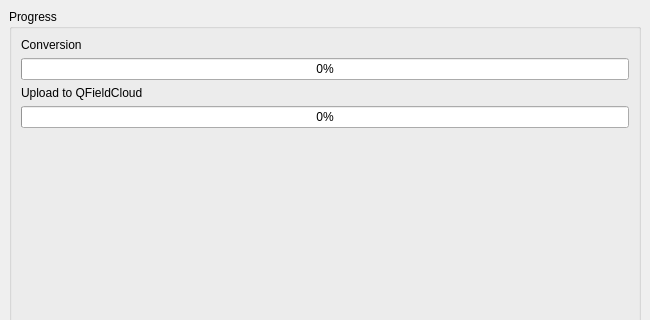
The window that wimsintegrate/ui/cloud_create_project_widget.ui (katxeus/wims) describes before a commit, drawn with Qt 5; both pictures show x 0 to 650 and y 0 to 320 of the 650 by 548 pixel window.
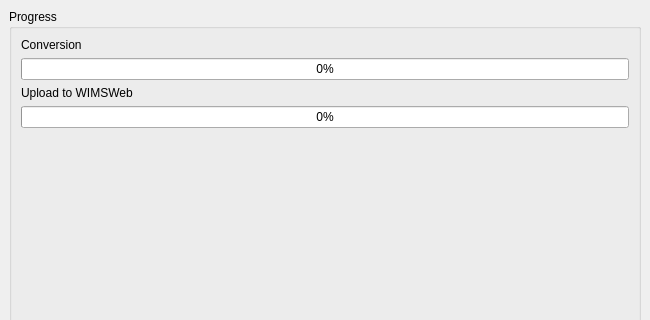
The same window after the commit. The open tabs and pages were chosen to show the change. Icons and pictures are not drawn.

```diff
--- a/wimsintegrate/ui/cloud_create_project_widget.ui
+++ b/wimsintegrate/ui/cloud_create_project_widget.ui
@@ -410,7 +410,7 @@
           <item>
            <widget class="QLabel" name="uploadLabel">
             <property name="text">
-             <string>Upload to QFieldCloud</string>
+             <string>Upload to WIMSWeb</string>
             </property>
            </widget>
           </item>
```
